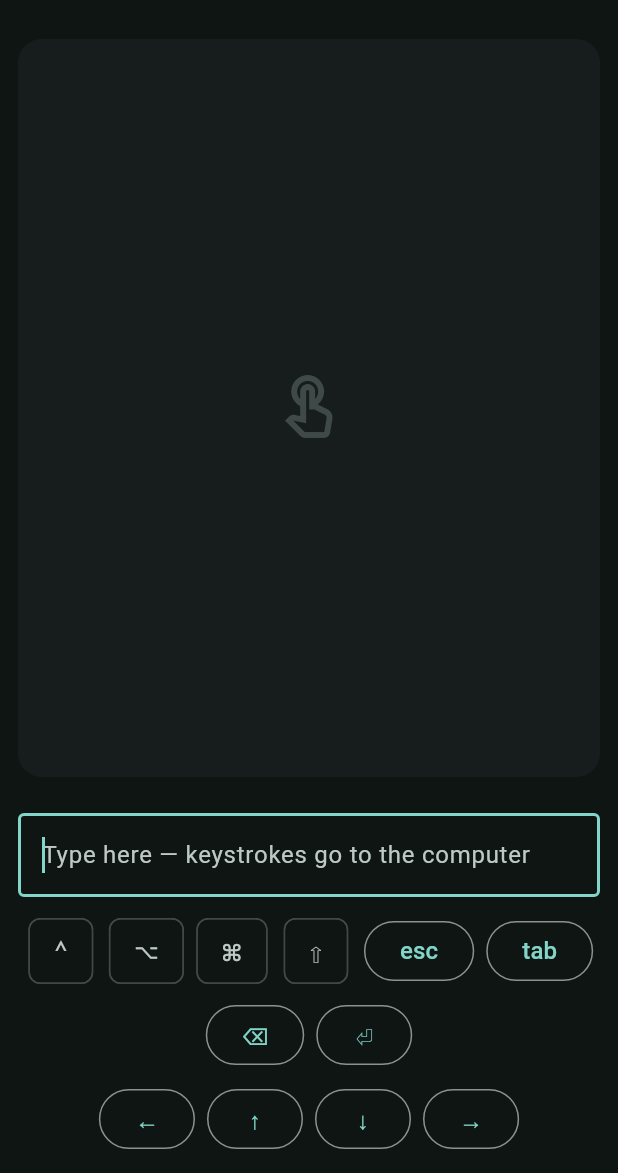
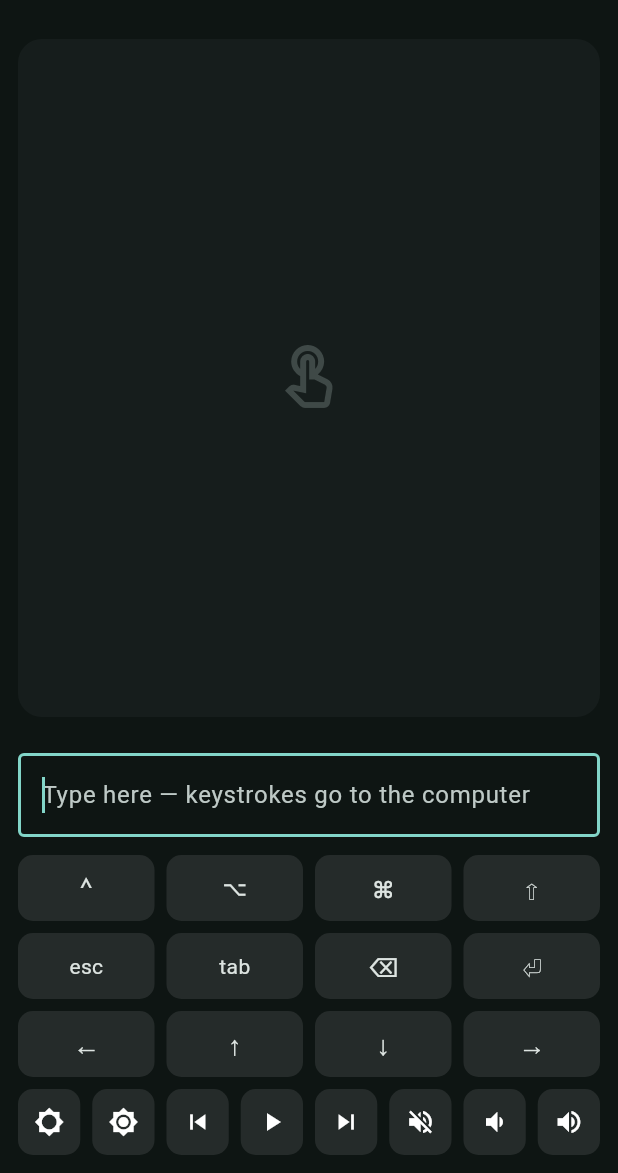
Before and after one commit to nahcaru/solstein, a Flutter app: the ControlScreen screen opened directly with empty values, after a tap on the "keyboard" icon, on a phone screen of 412 x 824 dp, the part 63-1236 px from its top. Run offline on Flutter 3.47's test engine with Material 3 defaults, Android fonts, the phone set to English and light mode, and no system bars; our stand-ins replace shared_preferences; accounts and stored records are empty.

Commit message:
Update UI for v0.2: per-OS keyboard, speed sliders, host switching
Keyboard panel is one unified key style in neat equal-width rows, with a
per-OS modifier lineup (⌃⌥⌘⇧ / Ctrl·Win·Alt·Shift / Ctrl·Super·Alt·Shift)
and a media row. Settings adds a scroll-speed slider and moves both
speed ranges to 0.1x–2.0x (clamping stale saved values). Pairing lists
connected hosts, marks the active one, and switches to another on tap.
Target OS is guessed from the host name on connect and remembered per
device; a back button returns to the list without dropping the link.

Co-Authored-By: Claude Opus 4.8 <noreply@anthropic.com>
Claude-Session: https://claude.ai/code/session_013w3AR7ZR8cCJYDka4jLsy8

```diff
--- a/app/lib/ui/control_screen.dart
+++ b/app/lib/ui/control_screen.dart
@@ -70,7 +70,7 @@ class _ControlScreenState extends State<ControlScreen> {
                 ),
               ),
             if (_keyboardVisible && capabilities.contains(Capability.keyboard))
-              KeyboardScreen(sink: model.sink),
+              KeyboardScreen(sink: model.sink, targetOs: model.targetOs),
           ],
         ),
       ),
--- a/app/lib/ui/keyboard_screen.dart
+++ b/app/lib/ui/keyboard_screen.dart
@@ -3,18 +3,50 @@ import 'package:flutter/material.dart';
 import '../core/input_event.dart';
 import '../core/input_sink.dart';
 import '../hid/keymap_us.dart';
+import '../hid/shortcut_tables.dart';
 
-/// Keyboard input: a text field that forwards keystrokes (US layout) plus a
-/// modifier/navigation row. Modifiers are one-shot (sticky-keys style):
-/// toggle ⌘, tap a key, modifier releases.
+/// Keyboard input: a text field that forwards keystrokes (US layout) plus
+/// modifier / navigation / media rows. Modifiers are one-shot (sticky-keys
+/// style): toggle ⌘, tap a key, modifier releases. The modifier lineup and
+/// labels follow the target OS.
 class KeyboardScreen extends StatefulWidget {
-  const KeyboardScreen({super.key, required this.sink});
+  const KeyboardScreen({super.key, required this.sink, required this.targetOs});
 
   final InputSink sink;
+  final TargetOs targetOs;
 
   @override
   State<KeyboardScreen> createState() => _KeyboardScreenState();
 }
+
+class _ModifierSpec {
+  const _ModifierSpec(this.label, this.bit);
+
+  final String label;
+  final int bit;
+}
+
+/// Modifier lineup per target OS: native order and naming.
+const Map<TargetOs, List<_ModifierSpec>> _modifierRows = {
+  TargetOs.macos: [
+    _ModifierSpec('⌃', Mod.lCtrl),
+    _ModifierSpec('⌥', Mod.lAlt),
+    _ModifierSpec('⌘', Mod.lGui),
+    _ModifierSpec('⇧', Mod.lShift),
+  ],
+  TargetOs.windows: [
+    _ModifierSpec('Ctrl', Mod.lCtrl),
+    _ModifierSpec('⊞ Win', Mod.lGui),
+    _ModifierSpec('Alt', Mod.lAlt),
+    _ModifierSpec('Shift', Mod.lShift),
+  ],
+  TargetOs.linux: [
+    _ModifierSpec('Ctrl', Mod.lCtrl),
+    _ModifierSpec('Super', Mod.lGui),
+    _ModifierSpec('Alt', Mod.lAlt),
+    _ModifierSpec('Shift', Mod.lShift),
+  ],
+};
 
 class _KeyboardScreenState extends State<KeyboardScreen> {
   final _controller = TextEditingController();
@@ -62,8 +94,22 @@ class _KeyboardScreenState extends State<KeyboardScreen> {
     }
   }
 
+  Widget _keyRow(List<Widget> keys) => Padding(
+        padding: const EdgeInsets.symmetric(horizontal: 12),
+        child: Row(
+          children: [
+            for (var i = 0; i < keys.length; i++) ...[
+              if (i > 0) const SizedBox(width: 8),
+              Expanded(child: keys[i]),
+            ],
+          ],
+        ),
+      );
+
   @override
   Widget build(BuildContext context) {
+    final modifiers =
+        _modifierRows[widget.targetOs] ?? _modifierRows[TargetOs.macos]!;
     return Column(
       children: [
         Padding(
@@ -83,95 +129,90 @@ class _KeyboardScreenState extends State<KeyboardScreen> {
             ),
           ),
         ),
-        Wrap(
-          spacing: 8,
-          runSpacing: 8,
-          alignment: WrapAlignment.center,
-          children: [
-            _ModChip(
-              label: '⌃',
-              active: _heldModifiers & Mod.lCtrl != 0,
-              onTap: () => _toggleModifier(Mod.lCtrl),
+        _keyRow([
+          for (final spec in modifiers)
+            _Key(
+              label: spec.label,
+              active: _heldModifiers & spec.bit != 0,
+              onTap: () => _toggleModifier(spec.bit),
             ),
-            _ModChip(
-              label: '⌥',
-              active: _heldModifiers & Mod.lAlt != 0,
-              onTap: () => _toggleModifier(Mod.lAlt),
-            ),
-            _ModChip(
-              label: '⌘',
-              active: _heldModifiers & Mod.lGui != 0,
-              onTap: () => _toggleModifier(Mod.lGui),
-            ),
-            _ModChip(
-              label: '⇧',
-              active: _heldModifiers & Mod.lShift != 0,
-              onTap: () => _toggleModifier(Mod.lShift),
-            ),
-            _KeyButton(
-                label: 'esc', onTap: () => _sendStroke(Usage.escape, Mod.none)),
-            _KeyButton(
-                label: 'tab', onTap: () => _sendStroke(Usage.tab, Mod.none)),
-            _KeyButton(
-                label: '⌫',
-                onTap: () => _sendStroke(Usage.backspace, Mod.none)),
-            _KeyButton(
-                label: '⏎', onTap: () => _sendStroke(Usage.enter, Mod.none)),
-          ],
-        ),
+        ]),
         const SizedBox(height: 8),
-        Wrap(
-          spacing: 8,
-          alignment: WrapAlignment.center,
-          children: [
-            _KeyButton(
-                label: '←',
-                onTap: () => _sendStroke(Usage.arrowLeft, Mod.none)),
-            _KeyButton(
-                label: '↑', onTap: () => _sendStroke(Usage.arrowUp, Mod.none)),
-            _KeyButton(
-                label: '↓',
-                onTap: () => _sendStroke(Usage.arrowDown, Mod.none)),
-            _KeyButton(
-                label: '→',
-                onTap: () => _sendStroke(Usage.arrowRight, Mod.none)),
-          ],
-        ),
+        _keyRow([
+          _Key(label: 'esc', onTap: () => _sendStroke(Usage.escape, Mod.none)),
+          _Key(label: 'tab', onTap: () => _sendStroke(Usage.tab, Mod.none)),
+          _Key(label: '⌫', onTap: () => _sendStroke(Usage.backspace, Mod.none)),
+          _Key(label: '⏎', onTap: () => _sendStroke(Usage.enter, Mod.none)),
+        ]),
+        const SizedBox(height: 8),
+        _keyRow([
+          _Key(label: '←', onTap: () => _sendStroke(Usage.arrowLeft, Mod.none)),
+          _Key(label: '↑', onTap: () => _sendStroke(Usage.arrowUp, Mod.none)),
+          _Key(label: '↓', onTap: () => _sendStroke(Usage.arrowDown, Mod.none)),
+          _Key(label: '→', onTap: () => _sendStroke(Usage.arrowRight, Mod.none)),
+        ]),
+        if (widget.sink.capabilities.contains(Capability.mediaKeys)) ...[
+          const SizedBox(height: 8),
+          _keyRow([
+            _Key(icon: Icons.brightness_low, onTap: () => _media(MediaKey.brightnessDown)),
+            _Key(icon: Icons.brightness_high, onTap: () => _media(MediaKey.brightnessUp)),
+            _Key(icon: Icons.skip_previous, onTap: () => _media(MediaKey.prevTrack)),
+            _Key(icon: Icons.play_arrow, onTap: () => _media(MediaKey.playPause)),
+            _Key(icon: Icons.skip_next, onTap: () => _media(MediaKey.nextTrack)),
+            _Key(icon: Icons.volume_off, onTap: () => _media(MediaKey.mute)),
+            _Key(icon: Icons.volume_down, onTap: () => _media(MediaKey.volumeDown)),
+            _Key(icon: Icons.volume_up, onTap: () => _media(MediaKey.volumeUp)),
+          ]),
+        ],
         const SizedBox(height: 12),
       ],
     );
   }
+
+  void _media(MediaKey key) => widget.sink.send(MediaTap(key));
 }
 
-class _ModChip extends StatelessWidget {
-  const _ModChip({required this.label, required this.active, required this.onTap});
+/// The one key style used across modifier, navigation, and media rows.
+/// Modifiers pass [active] to render latched (filled) state.
+class _Key extends StatelessWidget {
+  const _Key({this.label, this.icon, required this.onTap, this.active = false})
+      : assert(label != null || icon != null);
 
-  final String label;
+  final String? label;
+  final IconData? icon;
+  final VoidCallback onTap;
   final bool active;
-  final VoidCallback onTap;
 
   @override
   Widget build(BuildContext context) {
-    return FilterChip(
-      label: Text(label, style: const TextStyle(fontSize: 18)),
-      selected: active,
-      onSelected: (_) => onTap(),
-      showCheckmark: false,
+    final scheme = Theme.of(context).colorScheme;
+    return SizedBox(
+      height: 44,
+      child: Material(
+        color: active ? scheme.primaryContainer : scheme.surfaceContainerHigh,
+        borderRadius: BorderRadius.circular(10),
+        child: InkWell(
+          borderRadius: BorderRadius.circular(10),
+          onTap: onTap,
+          child: Center(
+            child: icon != null
+                ? Icon(icon, size: 20)
+                : Text(
+                    label!,
+                    maxLines: 1,
+                    overflow: TextOverflow.ellipsis,
+                    style: TextStyle(
+                      fontSize: label!.length > 2 ? 14 : 18,
+                      fontWeight:
+                          active ? FontWeight.w600 : FontWeight.w400,
+                      color: active
+                          ? scheme.onPrimaryContainer
+                          : scheme.onSurface,
+                    ),
+                  ),
+          ),
+        ),
+      ),
     );
   }
 }
-
-class _KeyButton extends StatelessWidget {
-  const _KeyButton({required this.label, required this.onTap});
-
-  final String label;
-  final VoidCallback onTap;
-
-  @override
-  Widget build(BuildContext context) {
-    return OutlinedButton(
-      onPressed: onTap,
-      child: Text(label, style: const TextStyle(fontSize: 16)),
-    );
-  }
-}
```
Also changed, not shown: app/lib/app_model.dart (+45 -2 lines), app/lib/ui/pairing_screen.dart (+12 -7 lines), app/lib/ui/settings_screen.dart (+9 -8 lines).
